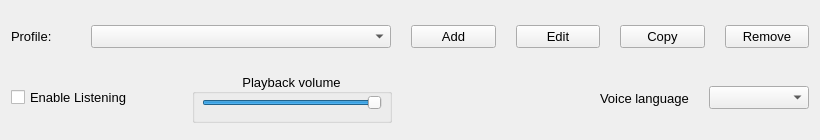
This is src/mainwnd.ui in stele95/LinVAM as Qt 5 draws it before an edit. The edited form follows.
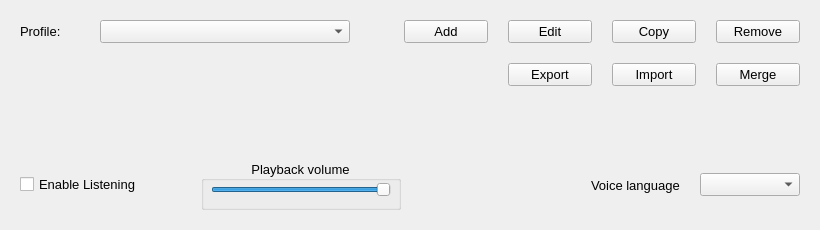
This is the edited form.

Commit message:
Changes to profile saving, add options to export, import and merge profiles (#38)
* add codecs import for reading and writing to files

* add ensure_ascii=False to all json dumps calls

* add importing profiles

* add checks for existing names

* add merge functionality

* change to use get safe name from util

* update readme for backup options

The edit to the form file:
```diff
--- a/src/mainwnd.ui
+++ b/src/mainwnd.ui
@@ -7,7 +7,7 @@
     <x>0</x>
     <y>0</y>
     <width>820</width>
-    <height>140</height>
+    <height>230</height>
    </rect>
   </property>
   <property name="sizePolicy">
@@ -25,13 +25,22 @@
    <string>LinVAM</string>
   </property>
   <layout class="QGridLayout" name="gridLayout_2">
+   <property name="leftMargin">
+    <number>20</number>
+   </property>
    <property name="topMargin">
     <number>20</number>
    </property>
-   <property name="verticalSpacing">
+   <property name="rightMargin">
     <number>20</number>
    </property>
-   <item row="2" column="0">
+   <property name="bottomMargin">
+    <number>20</number>
+   </property>
+   <property name="spacing">
+    <number>20</number>
+   </property>
+   <item row="5" column="0">
     <layout class="QHBoxLayout" name="horizontalLayout_2">
      <property name="spacing">
       <number>20</number>
@@ -175,7 +184,7 @@
       <widget class="QComboBox" name="profileCbx">
        <property name="minimumSize">
         <size>
-         <width>300</width>
+         <width>250</width>
          <height>0</height>
         </size>
        </property>
@@ -184,11 +193,24 @@
        </property>
       </widget>
      </item>
+     <item>
+      <spacer name="horizontalSpacer_4">
+       <property name="orientation">
+        <enum>Qt::Horizontal</enum>
+       </property>
+       <property name="sizeHint" stdset="0">
+        <size>
+         <width>40</width>
+         <height>20</height>
+        </size>
+       </property>
+      </spacer>
+     </item>
      <item>
       <widget class="QPushButton" name="addBut">
        <property name="minimumSize">
         <size>
-         <width>75</width>
+         <width>84</width>
          <height>0</height>
         </size>
        </property>
@@ -201,7 +223,7 @@
       <widget class="QPushButton" name="editBut">
        <property name="minimumSize">
         <size>
-         <width>75</width>
+         <width>84</width>
          <height>0</height>
         </size>
        </property>
@@ -214,7 +236,7 @@
       <widget class="QPushButton" name="copyBut">
        <property name="minimumSize">
         <size>
-         <width>75</width>
+         <width>84</width>
          <height>0</height>
         </size>
        </property>
@@ -230,7 +252,7 @@
       <widget class="QPushButton" name="removeBut">
        <property name="minimumSize">
         <size>
-         <width>75</width>
+         <width>84</width>
          <height>0</height>
         </size>
        </property>
@@ -241,6 +263,88 @@
      </item>
     </layout>
    </item>
+   <item row="3" column="0">
+    <layout class="QHBoxLayout" name="horizontalLayout_3">
+     <property name="spacing">
+      <number>20</number>
+     </property>
+     <item>
+      <spacer name="horizontalSpacer_3">
+       <property name="orientation">
+        <enum>Qt::Horizontal</enum>
+       </property>
+       <property name="sizeHint" stdset="0">
+        <size>
+         <width>40</width>
+         <height>20</height>
+        </size>
+       </property>
+      </spacer>
+     </item>
+     <item>
+      <widget class="QPushButton" name="exportBtn">
+       <property name="minimumSize">
+        <size>
+         <width>84</width>
+         <height>0</height>
+        </size>
+       </property>
+       <property name="toolTip">
+        <string>Export profiles file</string>
+       </property>
+       <property name="text">
+        <string>Export</string>
+       </property>
+      </widget>
+     </item>
+     <item>
+      <widget class="QPushButton" name="importBtn">
+       <property name="minimumSize">
+        <size>
+         <width>84</width>
+         <height>0</height>
+        </size>
+       </property>
+       <property name="toolTip">
+        <string>Import profiles file.
+CAUTION! This will override all existing profiles.</string>
+       </property>
+       <property name="text">
+        <string>Import</string>
+       </property>
+      </widget>
+     </item>
+     <item>
+      <widget class="QPushButton" name="mergeBtn">
+       <property name="minimumSize">
+        <size>
+         <width>84</width>
+         <height>0</height>
+        </size>
+       </property>
+       <property name="toolTip">
+        <string>Merge profiles from file with already existing profiles.</string>
+       </property>
+       <property name="text">
+        <string>Merge</string>
+       </property>
+      </widget>
+     </item>
+    </layout>
+   </item>
+   <item row="4" column="0">
+    <spacer name="verticalSpacer">
+     <property name="orientation">
+      <enum>Qt::Vertical</enum>
+     </property>
+     <property name="sizeHint" stdset="0">
+      <size>
+       <width>20</width>
+       <height>20</height>
+      </size>
+     </property>
+    </spacer>
+   </item>
   </layout>
  </widget>
  <resources/>
```
The commit also changes 9 other files.
